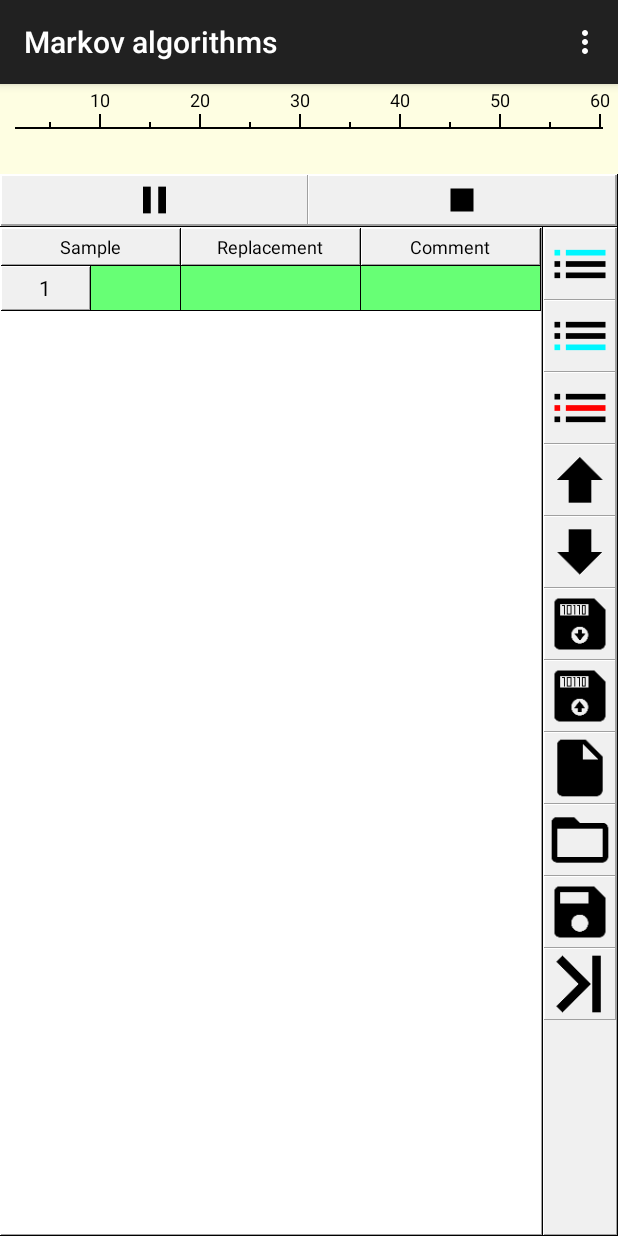
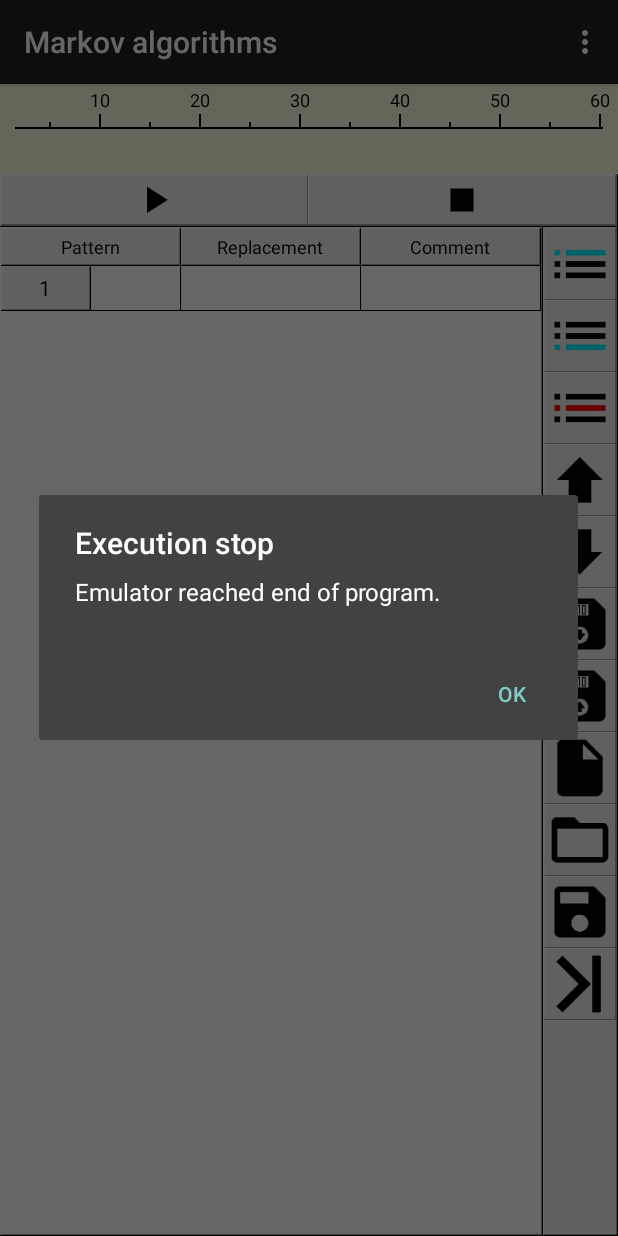
Before and after one commit to AnBro-ID/MarkovAlgorithmAndroid, an Android app: the screen it shows after launch (MainActivity), after a tap on an icon or button, on a phone screen of 412 x 824 dp. Run offline under Robolectric (Android 15) with nearby library versions, the phone set to English and light mode, and no system bars.

Commit message:
adding functionality

```diff
--- a/app/build.gradle
+++ b/app/build.gradle
@@ -47,4 +47,5 @@ dependencies {
     implementation fileTree(include: ['*.jar'], dir: 'libs')
     implementation 'androidx.appcompat:appcompat:1.2.0'
     implementation 'androidx.preference:preference:1.1.1'
+    implementation 'org.apache.commons:commons-text:1.9'
 }
--- a/app/src/main/java/ru/anbroid/markovalgo/MainActivity.java
+++ b/app/src/main/java/ru/anbroid/markovalgo/MainActivity.java
@@ -352,17 +352,16 @@ public class MainActivity extends AppCompatActivity implements View.OnClickListe
 
         isPaused = false;
 
-        markovAdapter.notifyDataSetChanged();
         thread.start();
     }
 
     private void startBySteps()
     {
         isPlayBySteps = true;
-        markovAdapter.exec_line = 0;
 
         if (thread == null)
         {
+            markovAdapter.exec_line = 0;
             thread = new Thread(new Runnable()
             {
                 @Override
@@ -373,8 +372,6 @@ public class MainActivity extends AppCompatActivity implements View.OnClickListe
             });
         }
         else thread.run();
-
-        markovAdapter.notifyDataSetChanged();
     }
 
     /**
--- a/app/src/main/java/ru/anbroid/markovalgo/MyHandler.java
+++ b/app/src/main/java/ru/anbroid/markovalgo/MyHandler.java
@@ -3,6 +3,7 @@ package ru.anbroid.markovalgo;
 import android.os.Handler;
 import android.os.Message;
 
+import org.apache.commons.lang3.StringUtils;
 import java.lang.ref.WeakReference;
 
 class MyHandler extends Handler
@@ -19,6 +20,35 @@ class MyHandler extends Handler
     {
         MainActivity myApp = MainActivityRef.get();
 
+        if (myApp.markovAdapter.exec_line < myApp.markovAdapter.markovArrayList.size())
+        {
+            String sample = myApp.markovAdapter.markovArrayList.get(myApp.markovAdapter.exec_line).getSample();
+            String replace = myApp.markovAdapter.markovArrayList.get(myApp.markovAdapter.exec_line).getReplacement();
+            String workString = myApp.workString.getText().toString();
 
+            if (StringUtils.contains(workString, sample) && !sample.isEmpty() || !replace.isEmpty() && sample.isEmpty())
+            {
+                myApp.markovAdapter.notifyDataSetChanged();
+                myApp.markovAdapter.exec_line = 0;
+            }
+            else
+                myApp.markovAdapter.exec_line++;
+
+            if (replace.endsWith("."))
+            {
+                replace = StringUtils.removeEnd(replace, ".");
+                myApp.workString.setText(StringUtils.replaceOnce(workString, sample, replace));
+
+                myApp.stop();
+                myApp.showStopMessage();
+            }
+            else
+                myApp.workString.setText(StringUtils.replaceOnce(workString, sample, replace));
+            }
+        else
+        {
+            myApp.stop();
+            myApp.showStopMessage();
+        }
     }
 }
--- a/app/src/main/java/ru/anbroid/markovalgo/OpenFile.java
+++ b/app/src/main/java/ru/anbroid/markovalgo/OpenFile.java
@@ -56,7 +56,7 @@ class OpenFile extends SaveFile
         else
         {
             activity.get().Task = taskDesc;
-
+            activity.get().markovAdapter.resetAdapter();
             activity.get().markovAdapter.markovArrayList = arrayList;
             activity.get().workString.setText(workString);
             activity.get().markovAdapter.notifyDataSetChanged();
--- a/app/src/main/res/layout-land/activity_main.xml
+++ b/app/src/main/res/layout-land/activity_main.xml
@@ -33,6 +33,7 @@
             android:layout_weight="1"
             android:background="@null"
             android:inputType="text"
+            android:maxLength="500"
             android:maxLines="1"
             android:paddingLeft="10dp"
             android:paddingRight="10dp"
--- a/app/src/main/res/layout-ldpi/activity_main.xml
+++ b/app/src/main/res/layout-ldpi/activity_main.xml
@@ -33,6 +33,7 @@
             android:layout_weight="1"
             android:background="@null"
             android:inputType="text"
+            android:maxLength="500"
             android:maxLines="1"
             android:paddingLeft="10dp"
             android:paddingRight="10dp"
--- a/app/src/main/res/layout-sw600dp-land/activity_main.xml
+++ b/app/src/main/res/layout-sw600dp-land/activity_main.xml
@@ -33,6 +33,7 @@
             android:layout_weight="1"
             android:background="@null"
             android:inputType="text"
+            android:maxLength="500"
             android:maxLines="1"
             android:paddingLeft="10dp"
             android:paddingRight="10dp"
--- a/app/src/main/res/layout-sw600dp/activity_main.xml
+++ b/app/src/main/res/layout-sw600dp/activity_main.xml
@@ -33,6 +33,7 @@
             android:layout_weight="1"
             android:background="@null"
             android:inputType="text"
+            android:maxLength="500"
             android:maxLines="1"
             android:paddingLeft="10dp"
             android:paddingRight="10dp"
--- a/app/src/main/res/layout/activity_main.xml
+++ b/app/src/main/res/layout/activity_main.xml
@@ -33,6 +33,7 @@
             android:layout_weight="1"
             android:background="@null"
             android:inputType="text"
+            android:maxLength="500"
             android:maxLines="1"
             android:paddingLeft="10dp"
             android:paddingRight="10dp"
--- a/app/src/main/res/values/strings.xml
+++ b/app/src/main/res/values/strings.xml
@@ -5,9 +5,8 @@
     <string name="menu_task">Task description</string>
     <string name="menu_help">Help</string>
     <string name="menu_about">About</string>
-    <string name="sample_text">Sample</string>
+    <string name="sample_text">Pattern</string>
     <string name="cancel">Cancel</string>
-    <string name="clean">Clean</string>
     <string name="replace_text">Replacement</string>
     <string name="comment_text">Comment</string>
     <string name="settings_speed">Execution speed</string>
```
Also changed, not shown: app/src/main/AndroidManifest.xml (+4 -10 lines), 3 other files.
